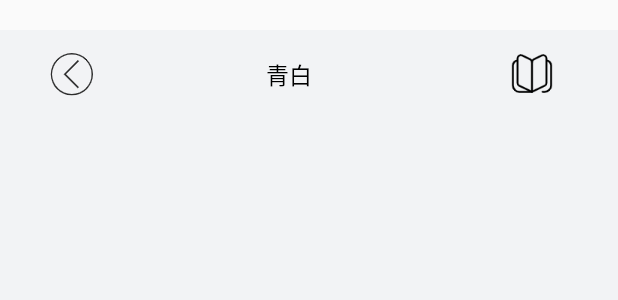
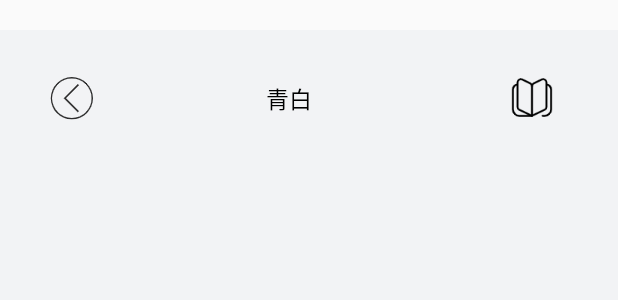
Before and after one commit to Mr-than/mid-term, an Android app: the layout activity_inspiration_detail.xml on its own in the app's theme, with its tools: preview values and no code run, on a phone screen of 412 x 824 dp. Shown: the top 300 px of the screen. Run offline under Robolectric (Android 15) with nearby library versions, the phone set to English and light mode, and no system bars; network calls fail.

Commit message:
基本完成，还有些许bug

```diff
--- a/RedRockMTerm/app/src/main/res/layout/activity_inspiration_detail.xml
+++ b/RedRockMTerm/app/src/main/res/layout/activity_inspiration_detail.xml
@@ -12,7 +12,7 @@
         android:id="@+id/ins_detail_constraintLayout"
         android:layout_width="match_parent"
         android:layout_height="50dp"
-        android:layout_marginTop="4dp"
+        android:layout_marginTop="20dp"
         android:orientation="horizontal"
         app:layout_constraintEnd_toEndOf="parent"
         app:layout_constraintHorizontal_bias="0.0"
```
Also changed, not shown: 1 other file.
